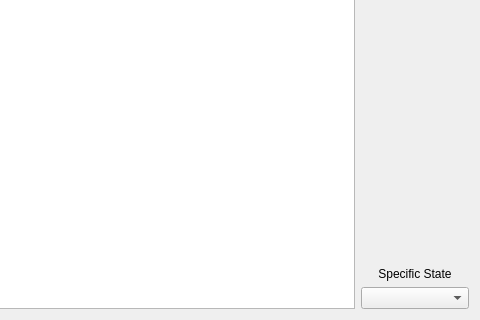
The window that CollegeTouring/collegelist.ui (belalzahran/CS_Project2_TheApplicants) describes before a commit, drawn with Qt 5; both pictures show x 174 to 654 and y 189 to 509 of the 654 by 509 pixel window.
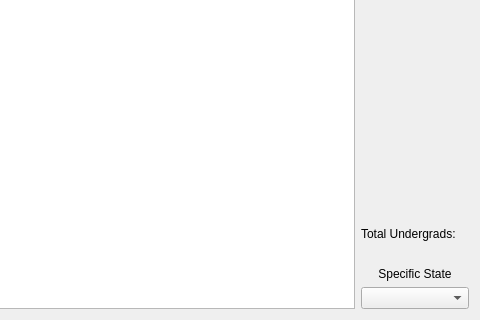
The same window after the commit.

Commit message: total undergrads displays

The edit to the form file:
```diff
--- a/CollegeTouring/collegelist.ui
+++ b/CollegeTouring/collegelist.ui
@@ -69,6 +69,28 @@
        </property>
       </spacer>
      </item>
+     <item>
+      <widget class="QLabel" name="totalUnderGradsLabel">
+       <property name="styleSheet">
+        <string notr="true">font: 700 11pt &quot;Segoe UI&quot;;
+color: rgb(0, 0, 0);</string>
+       </property>
+       <property name="text">
+        <string>Total Undergrads: </string>
+       </property>
+      </widget>
+     </item>
+     <item>
+      <widget class="QLabel" name="sumUndergrads">
+       <property name="styleSheet">
+        <string notr="true">color: rgb(0, 0, 0);
+font: 700 10pt &quot;Segoe UI&quot;;</string>
+       </property>
+       <property name="text">
+        <string/>
+       </property>
+      </widget>
+     </item>
      <item>
       <widget class="QLabel" name="label">
        <property name="text">
```
The commit also changes 2 other files.
